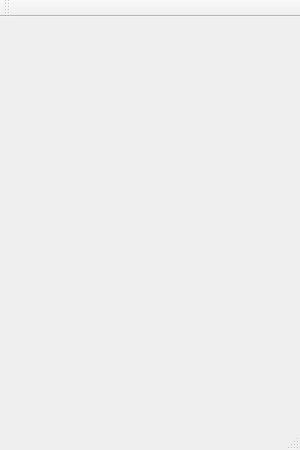
This is App/MainWindow.ui in KangLin/LunarCalendar as Qt 5 draws it before an edit. The edited form follows.
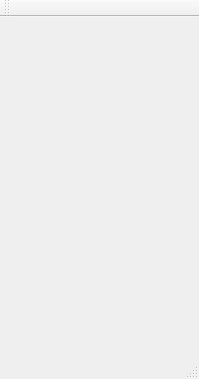
This is the edited form. Icons and pictures are not drawn.

Diff of the .ui file:
```diff
--- a/App/MainWindow.ui
+++ b/App/MainWindow.ui
@@ -6,8 +6,8 @@
    <rect>
     <x>0</x>
     <y>0</y>
-    <width>300</width>
-    <height>450</height>
+    <width>199</width>
+    <height>379</height>
    </rect>
   </property>
   <property name="windowTitle">
```
Left out of the diff: 2 changed lines with no effect on the pictures.
